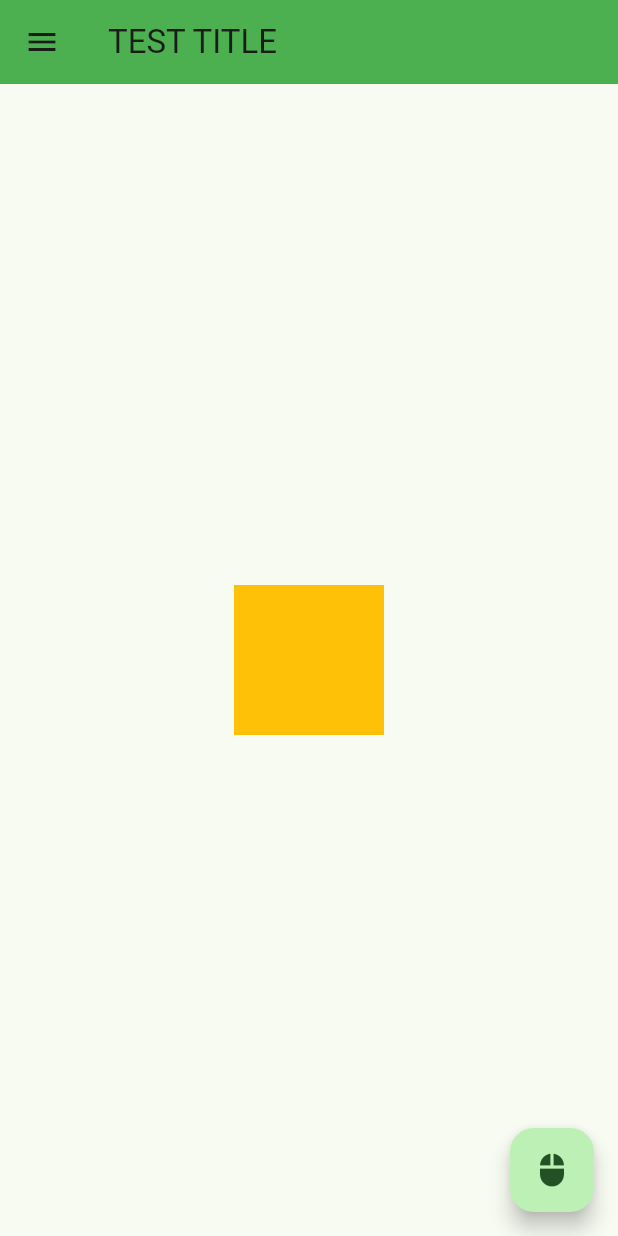
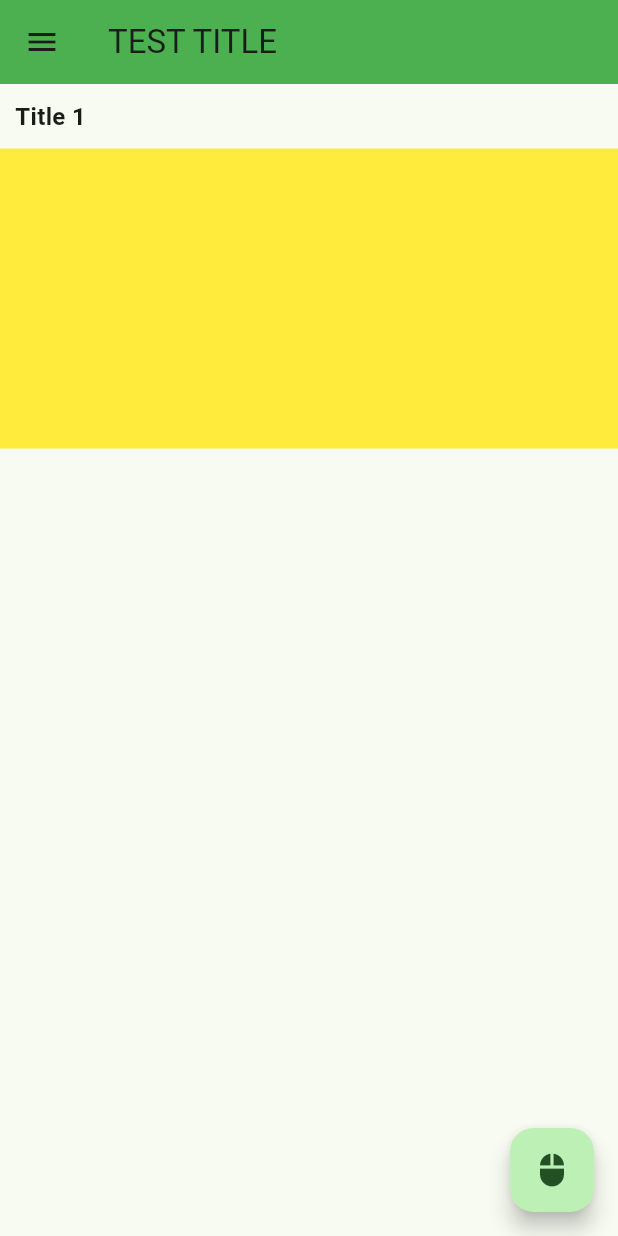
Before and after one commit to llilliililli/fluuterStudy, a Flutter app: the screen it shows after launch, on a phone screen of 412 x 824 dp. Run offline on Flutter 3.47's test engine with Material 3 defaults, Android fonts, the phone set to English and light mode, and no system bars.

Commit message:
flutter 5강 - ListView 사용하기

```diff
--- a/lib/main.dart
+++ b/lib/main.dart
@@ -141,19 +141,30 @@ class _MyHomePageState extends State<MyHomePage> {
         //   ),
         // ),
 
-      Center( //part4 GestureDetector
-        // child: TextButton(
-        //    onPressed: () => print("Text Btn Clicked"), //button Click
-        //    child: const Text("TEXT BTN"),
-        //   ),
-         child: GestureDetector( //GestureDetector used
-            onTap: () => print("GestureDetector used"),
-            child: Container(
-              width: 100,
-              height: 100,
-              color: Colors.amber,
-            ),
-          ),
+      // Center( //part4 GestureDetector
+      //   // child: TextButton(
+      //   //    onPressed: () => print("Text Btn Clicked"), //button Click
+      //   //    child: const Text("TEXT BTN"),
+      //   //   ),
+      //    child: GestureDetector( //GestureDetector used
+      //       onTap: () => print("GestureDetector used"),
+      //       child: Container(
+      //         width: 100,
+      //         height: 100,
+      //         color: Colors.amber,
+      //       ),
+      //     ),
+      // ),
+
+      ListView( //part5 ListView
+        scrollDirection: Axis.horizontal, // 가로스크롤
+        children: [
+          postContainer(title: "Title 1",colorData: Colors.yellow),
+          postContainer(title: "Title 2",colorData: Colors.purple),
+          postContainer(title: "Title 3"),
+          postContainer(title: "Title 4", colorData: Colors.pink),
+          postContainer(title: "Title 5",colorData: Colors.blue)
+        ],
       ),
 
       floatingActionButton: FloatingActionButton( // 플로팅버튼
@@ -162,6 +173,29 @@ class _MyHomePageState extends State<MyHomePage> {
       ),
     );
   }
+
+  Widget postContainer({String title ='', Color colorData = Colors.green}){ //part5 ListView Container Widget
+    return Column(
+      crossAxisAlignment: CrossAxisAlignment.start,
+      children: [
+         Container(
+            padding: const EdgeInsets.all(10),
+            child: Text(
+              title,
+              style: const TextStyle(
+                fontSize: 16,
+                fontWeight: FontWeight.bold
+              ),
+              ),
+          ),
+          Container(
+            width: MediaQuery.of(context).size.width,
+            height: 200,
+            color: colorData,
+          ),
+      ],
+    );
+  }
 }
 
   //UI에 필요한 빌드부분을 그림.
```
